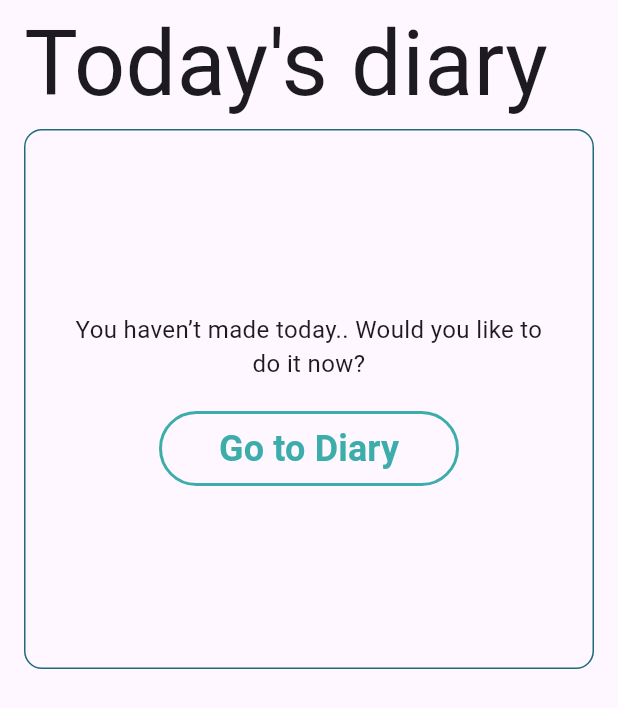
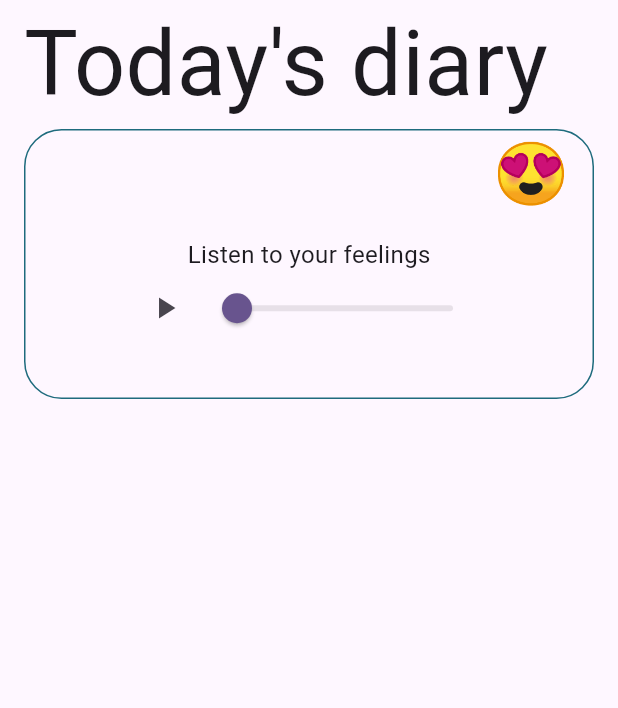
Before and after one commit to Solution-Challenge-stress-solution/FrontEnd, a Flutter app: the HomePage screen opened directly with empty values, on a phone screen of 412 x 824 dp. Shown: the top 708 px of the screen. Run offline on Flutter 3.47's test engine with Material 3 defaults, Android fonts, the phone set to English and light mode, and no system bars; our stand-ins replace audioplayers, flutter_local_notifications, google_sign_in, shared_preferences, table_calendar, timezone; missing offline and left inert: flutter_facebook_auth, kakao_flutter_sdk_user; accounts and stored records are empty; Roboto replaces fonts that are missing (Dongle, NanumGothic).

Commit message:
feat: AudioPlayerWidget

```diff
--- a/lib/pages/home_page.dart
+++ b/lib/pages/home_page.dart
@@ -1,4 +1,5 @@
 import 'package:flutter/material.dart';
+import 'package:strecording/widgets/audioplayer_widget.dart';
 
 class HomePage extends StatefulWidget {
   const HomePage({super.key, required this.navigateToDiaryPage});
@@ -10,6 +11,8 @@ class HomePage extends StatefulWidget {
 }
 
 class _HomePageState extends State<HomePage> {
+  bool isRecorded = false;
+
   @override
   Widget build(BuildContext context) {
     return Scaffold(
@@ -24,7 +27,10 @@ class _HomePageState extends State<HomePage> {
                   fontWeight: FontWeight.normal,
                   fontSize: 60,
                 )),
-            defaultTodaysDiary(widget.navigateToDiaryPage),
+            isRecorded
+                ? defaultTodaysDiary(widget.navigateToDiaryPage)
+                : Container(
+                    width: 400, height: 180, child: AudioPlayerWidget()),
           ],
         ),
       ),
--- /dev/null
+++ b/lib/widgets/audioplayer_widget.dart
@@ -0,0 +1,109 @@
+import 'package:flutter/material.dart';
+import 'package:audioplayers/audioplayers.dart';
+
+class AudioPlayerWidget extends StatefulWidget {
+  const AudioPlayerWidget({super.key});
+
+  @override
+  State<AudioPlayerWidget> createState() => _AudioPlayerWidgetState();
+}
+
+class _AudioPlayerWidgetState extends State<AudioPlayerWidget> {
+  final AudioPlayer _audioPlayer = AudioPlayer();
+  double _currentSliderValue = 0;
+  Duration _duration = Duration();
+  Duration _position = Duration();
+  bool isPlaying = false;
+
+  @override
+  void initState() {
+    super.initState();
+    _audioPlayer.onDurationChanged.listen((Duration d) {
+      setState(() => _duration = d);
+    });
+    _audioPlayer.onPositionChanged.listen((Duration p) {
+      setState(() => _position = p);
+    });
+  }
+
+  void toggleIsPlaying() {
+    isPlaying = !isPlaying;
+  }
+
+  void _playAudio() async {
+    await _audioPlayer.play(UrlSource(
+        'https://codeskulptor-demos.commondatastorage.googleapis.com/GalaxyInvaders/theme_01.mp3'));
+  }
+
+  void _pauseAudio() async {
+    await _audioPlayer.pause();
+  }
+
+  @override
+  Widget build(BuildContext context) {
+    return Container(
+      padding: const EdgeInsets.symmetric(horizontal: 16),
+      decoration: BoxDecoration(
+        border: Border.all(color: Color.fromARGB(255, 30, 107, 125)),
+        borderRadius: BorderRadius.circular(25.0),
+      ),
+      child: Column(
+        crossAxisAlignment: CrossAxisAlignment.center,
+        children: <Widget>[
+          const Align(
+            alignment: Alignment.centerRight,
+            child: Text(
+              '😍',
+              style: TextStyle(
+                fontSize: 40,
+              ),
+            ),
+          ),
+          Container(
+              height: 100,
+              width: 240,
+              child: Column(
+                mainAxisAlignment: MainAxisAlignment.center,
+                crossAxisAlignment: CrossAxisAlignment.center,
+                children: <Widget>[
+                  const Text(
+                    'Listen to your feelings',
+                    style: TextStyle(
+                      fontSize: 16,
+                    ),
+                  ),
+                  Row(
+                    children: <Widget>[
+                      IconButton(
+                        icon: isPlaying
+                            ? Icon(Icons.stop_sharp)
+                            : Icon(Icons.play_arrow),
+                        onPressed: () {
+                          if (isPlaying) {
+                            _pauseAudio();
+                          } else {
+                            _playAudio();
+                          }
+                          toggleIsPlaying();
+                        },
+                      ),
+                      Slider(
+                        value: _position.inSeconds.toDouble(),
+                        min: 0,
+                        max: _duration.inSeconds.toDouble(),
+                        onChanged: (value) {
+                          setState(() {
+                            _currentSliderValue = value;
+                            _audioPlayer.seek(Duration(seconds: value.toInt()));
+                          });
+                        },
+                      ),
+                    ],
+                  ),
+                ],
+              ))
+        ],
+      ),
+    );
+  }
+}
--- a/pubspec.yaml
+++ b/pubspec.yaml
@@ -39,6 +39,7 @@ dependencies:
   timezone: ^0.9.2
   table_calendar: ^3.0.9
   intl: ^0.19.0
+  audioplayers: ^5.2.1
   # The following adds the Cupertino Icons font to your application.
   # Use with the CupertinoIcons class for iOS style icons.
   cupertino_icons: ^1.0.2
```
Also changed, not shown: pubspec.lock, 6 other files.
